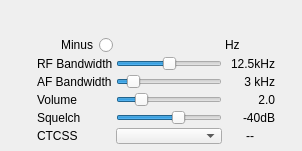
Old version of the form plugins/channel/nfm/nfmdemodgui.ui in the repository f4exb/sdrangel.
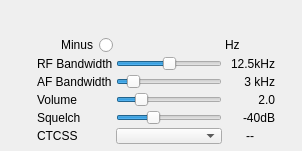
New version of the form. Custom widgets are drawn as their Qt base class.

Commit message: NFM demod: Set block step on squelch to 1 so that mouse wheel steps by 1

Diff of the .ui file:
```diff
--- a/plugins/channel/nfm/nfmdemodgui.ui
+++ b/plugins/channel/nfm/nfmdemodgui.ui
@@ -104,11 +104,14 @@
     <item row="4" column="1">
      <widget class="QSlider" name="squelch">
       <property name="minimum">
-       <number>-100</number>
+       <number>-60</number>
       </property>
       <property name="maximum">
        <number>0</number>
       </property>
+      <property name="pageStep">
+       <number>1</number>
+      </property>
       <property name="value">
        <number>-40</number>
       </property>
```
